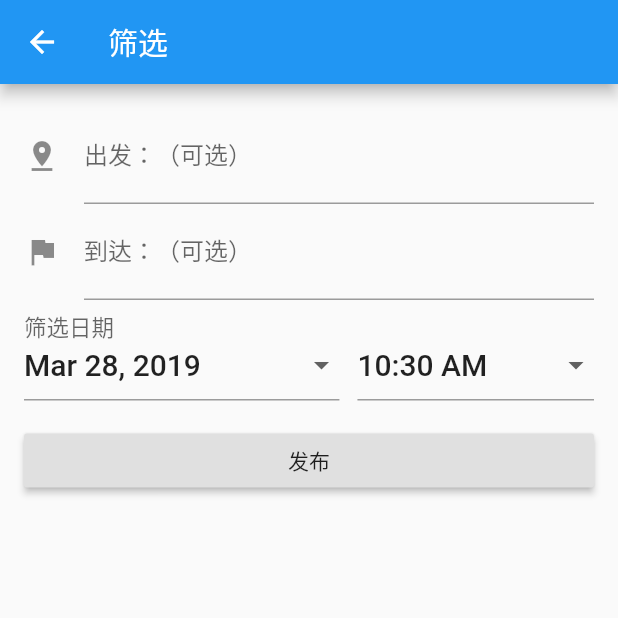
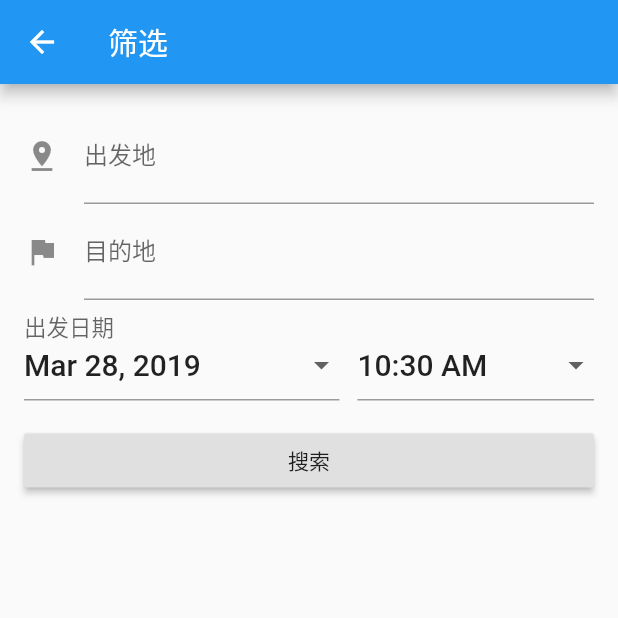
Before and after one commit to ddaitest/flutter_app, a Flutter app: the SearchPage screen opened by its route, on a phone screen of 412 x 824 dp, the top half of it. Run offline on Flutter 3.47's test engine with Material 2 defaults, Android fonts, the phone set to English and light mode, and no system bars; our stand-ins replace cached_network_image, fluro, flutter_datetime_picker, shared_preferences, video_player; accounts and stored records are empty; network calls fail.

Commit message:
lc changed

```diff
--- a/lib/pages/home.dart
+++ b/lib/pages/home.dart
@@ -3,6 +3,7 @@ import 'package:flutter_app/pages/first.dart';
 import 'package:flutter_app/pages/second.dart';
 import 'package:flutter_app/pages/third.dart';
 import 'package:flutter_app/pages/publish.dart';
+import 'package:flutter_app/pages/search.dart';
 
 class HomePage extends StatefulWidget {
   @override
@@ -61,7 +62,10 @@ class MyHomeState extends State<HomePage>
         actions: <Widget>[
           GestureDetector(
             onTap: (){
-              Navigator.pushNamed(context, 'search');
+              Navigator.push(
+                context,
+                MaterialPageRoute(builder: (context) => SearchPage()),
+              );
             },
             child: Icon(
               Icons.search,
--- a/lib/pages/search.dart
+++ b/lib/pages/search.dart
@@ -45,6 +45,8 @@ class MyCustomFormState extends State<MyCustomForm> {
     myControllerRemark.dispose();
     super.dispose();
   }
+
+
 
   DateTime _fromDate = DateTime.now();
   TimeOfDay _fromTime = TimeOfDay.fromDateTime(DateTime.now());
@@ -119,9 +121,9 @@ class MyCustomFormState extends State<MyCustomForm> {
         children: <Widget>[
           TextFormField(
             decoration: InputDecoration(
-              hintText: '请输入 出发点',
+              hintText: '请输入出发点',
               icon: Icon(Icons.pin_drop),
-              labelText: '出发：（可选）',
+              labelText: '出发地',
             ),
             controller: myControllerStart,
             // The validator receives the text the user has typed in
@@ -133,9 +135,9 @@ class MyCustomFormState extends State<MyCustomForm> {
           ),
           TextFormField(
             decoration: InputDecoration(
-              hintText: '请输入 到达点',
+              hintText: '请输入目的地',
               icon: Icon(Icons.assistant_photo),
-              labelText: '到达：（可选）',
+              labelText: '目的地',
             ),
             controller: myControllerEnd,
             // The validator receives the text the user has typed in
@@ -169,7 +171,7 @@ class MyCustomFormState extends State<MyCustomForm> {
 //            controller: myControllerRemark,
 //          ),
           _DateTimePicker(
-            labelText: '筛选日期',
+            labelText: '出发日期',
             selectedDate: _fromDate,
             selectedTime: _fromTime,
             selectDate: (DateTime date) {
@@ -198,7 +200,7 @@ class MyCustomFormState extends State<MyCustomForm> {
                 _doPublish();
               }
             },
-            child: Text('发布'),
+            child: Text('搜索'),
           ),
         ],
       ),
--- a/pubspec.yaml
+++ b/pubspec.yaml
@@ -29,10 +29,16 @@ dependencies:
   shared_preferences: ^0.5.1+1
   scoped_model: ^1.0.1
   fluro: ^1.4.0
+  date_format: ^1.0.6
+
+  flutter_localizations:
+    sdk: flutter
 
 dev_dependencies:
   flutter_test:
     sdk: flutter
+
+
 
 
 # For information on the generic Dart part of this file, see the
```
Also changed, not shown: lib/main.dart (+11 -0 lines).
